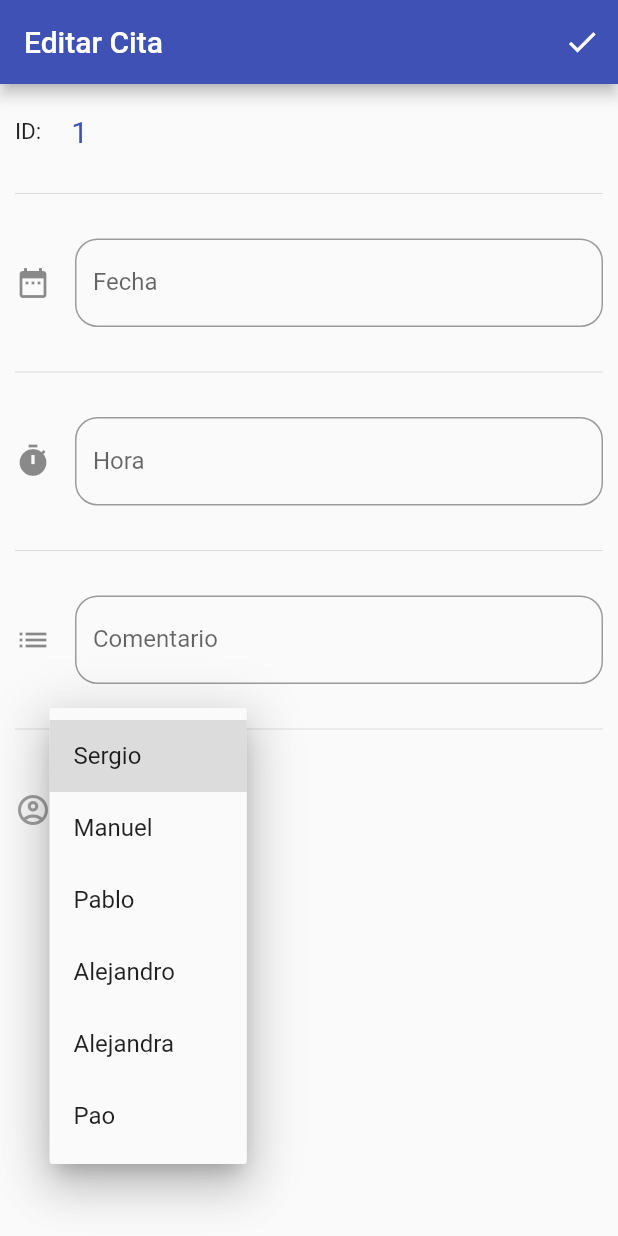
After one commit to zayser99/ServicesManagerApp, a Flutter app: the EditarCita screen opened by its route, after a tap on "Sergio", on a phone screen of 412 x 824 dp. The commit adds this screen. Run offline on Flutter 3.47's test engine with Material 2 defaults, Android fonts, the phone set to English and light mode, and no system bars.

Commit message:
se completo el maquetado de la seccion de citas

```diff
--- a/lib/main.dart
+++ b/lib/main.dart
@@ -34,6 +34,8 @@ class MyApp extends StatelessWidget {
         'agregarServicio': (_) => const AgregarServicio(),
         'agregarTipoServicio': (_) => const AgregarTipoServicio(),
         'EditarServicio': (_) => const EditarServicio(),
+        'AgregarCita': (_) => const AgregarCita(),
+        'EditarCita': (_) => const EditarCita(),
       },
       onGenerateRoute: (settings) {
         return MaterialPageRoute(
--- /dev/null
+++ b/lib/screens/forms/editar_cita.dart
@@ -0,0 +1,127 @@
+import 'package:flutter/material.dart';
+
+class EditarCita extends StatefulWidget {
+  const EditarCita({Key? key}) : super(key: key);
+
+  @override
+  State<EditarCita> createState() => _EditarCitaState();
+}
+
+class _EditarCitaState extends State<EditarCita> {
+  String dropdownValue = 'Sergio';
+  @override
+  Widget build(BuildContext context) {
+    return Scaffold(
+      appBar: AppBar(
+        automaticallyImplyLeading: false,
+        title: const Text('Editar Cita'),
+        actions: [
+          IconButton(
+            icon: const Icon(Icons.check),
+            tooltip: 'Editar Cita',
+            onPressed: () {
+              Navigator.pop(context);
+            },
+          ),
+        ],
+      ),
+      body: ListView(
+        padding: const EdgeInsets.symmetric(horizontal: 10, vertical: 20),
+        children: [
+          _showID('1'),
+          const Divider(height: 60),
+          _inputFecha(),
+          const Divider(height: 60),
+          _inputHora(),
+          const Divider(height: 60),
+          _inputCom(),
+          const Divider(height: 60),
+          _inputTipo(),
+        ],
+      ),
+    );
+  }
+
+  Widget _showID(id) {
+    return Row(
+      children: [
+        const Text('ID:', style: TextStyle(fontSize: 15)),
+        const SizedBox(width: 20),
+        Text(
+          id,
+          style: const TextStyle(fontSize: 20, color: Colors.indigo),
+        ),
+      ],
+    );
+  }
+
+  Widget _inputFecha() {
+    return TextField(
+      keyboardType: TextInputType.number,
+      decoration: InputDecoration(
+        border: OutlineInputBorder(borderRadius: BorderRadius.circular(15)),
+        hintText: 'Fecha de la cita',
+        labelText: 'Fecha',
+        icon: const Icon(Icons.date_range),
+      ),
+    );
+  }
+
+  Widget _inputHora() {
+    return TextField(
+      keyboardType: TextInputType.number,
+      decoration: InputDecoration(
+        border: OutlineInputBorder(borderRadius: BorderRadius.circular(15)),
+        hintText: 'Hora de la cita',
+        labelText: 'Hora',
+        icon: const Icon(Icons.timer),
+      ),
+    );
+  }
+
+  Widget _inputCom() {
+    return TextField(
+      decoration: InputDecoration(
+        border: OutlineInputBorder(borderRadius: BorderRadius.circular(15)),
+        hintText: 'Comentario de la cita',
+        labelText: 'Comentario',
+        icon: const Icon(Icons.list),
+      ),
+    );
+  }
+
+  Widget _inputTipo() {
+    return Row(
+      children: [
+        const Padding(
+          padding: EdgeInsets.only(right: 15),
+          child: Icon(Icons.account_circle_outlined, color: Colors.grey),
+        ),
+        DropdownButton<String>(
+          value: dropdownValue,
+          icon: const Icon(Icons.arrow_downward),
+          iconSize: 24,
+          elevation: 16,
+          onChanged: (String? newValue) {
+            setState(() {
+              dropdownValue = newValue!;
+            });
+          },
+          items: <String>[
+            'Sergio',
+            'Manuel ',
+            'Pablo',
+            'Alejandro',
+            'Alejandra',
+            'Pao'
+          ].map<DropdownMenuItem<String>>((String value) {
+            return DropdownMenuItem<String>(
+              value: value,
+              child: Text(value),
+            );
+          }).toList(),
+        ),
+      ],
+    );
+  }
+}
--- a/lib/screens/screens.dart
+++ b/lib/screens/screens.dart
@@ -11,3 +11,5 @@ export 'package:services_manager_app/screens/forms/agregar_servicio.dart';
 export 'package:services_manager_app/screens/forms/agregar_servicio.dart';
 export 'package:services_manager_app/screens/forms/editar_servicio.dart';
 export 'package:services_manager_app/screens/forms/agregar_tipo_servicio.dart';
+export 'package:services_manager_app/screens/forms/agregar_cita.dart';
+export 'package:services_manager_app/screens/forms/editar_cita.dart';
```
Also changed, not shown: lib/screens/citas_screen.dart (+9 -4 lines), lib/screens/forms/agregar_cita.dart (added, +112 -0 lines), lib/widgets/tarjeta_citas.dart (+38 -4 lines).
